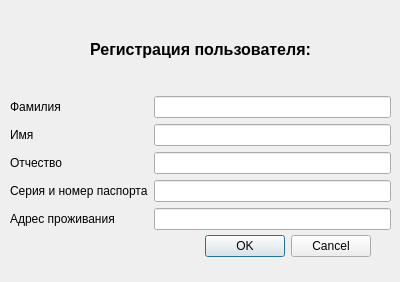
Above: src/lib/recordingusers.ui from anonumka/hotelBooking before the change. Below: the same form after it.
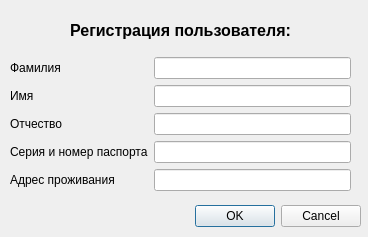
That is the form after the change.

Patch:
```diff
--- a/src/lib/recordingusers.ui
+++ b/src/lib/recordingusers.ui
@@ -6,8 +6,8 @@
    <rect>
     <x>0</x>
     <y>0</y>
-    <width>400</width>
-    <height>282</height>
+    <width>368</width>
+    <height>237</height>
    </rect>
   </property>
   <property name="windowTitle">
@@ -16,8 +16,8 @@
   <widget class="QDialogButtonBox" name="buttonBox">
    <property name="geometry">
     <rect>
-     <x>30</x>
-     <y>230</y>
+     <x>20</x>
+     <y>200</y>
      <width>341</width>
      <height>32</height>
     </rect>
@@ -34,8 +34,8 @@
     <rect>
      <x>10</x>
      <y>10</y>
-     <width>381</width>
-     <height>220</height>
+     <width>341</width>
+     <height>181</height>
     </rect>
    </property>
    <layout class="QFormLayout" name="formLayout">
```
